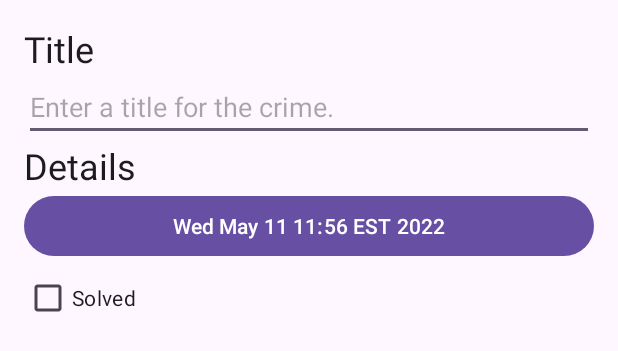
After one commit to stikkas/criminal-intent, an Android app: the layout fragment_crime_detail.xml on its own in the app's theme, with its tools: preview values and no code run, on a phone screen of 412 x 824 dp. The commit adds this screen. Shown: the top 351 px of the screen. Run offline under Robolectric (Android 15) with nearby library versions, the phone set to English and light mode, and no system bars.

Commit message:
Add Details fragment

```diff
--- /dev/null
+++ b/app/src/main/res/layout/fragment_crime_detail.xml
@@ -0,0 +1,40 @@
+<?xml version="1.0" encoding="utf-8"?>
+<LinearLayout xmlns:android="http://schemas.android.com/apk/res/android"
+    xmlns:tools="http://schemas.android.com/tools"
+    android:layout_width="match_parent"
+    android:layout_height="match_parent"
+    android:layout_margin="16dp"
+    android:orientation="vertical">
+
+    <TextView
+        android:layout_width="match_parent"
+        android:layout_height="wrap_content"
+        android:text="@string/crime_title_label"
+        android:textAppearance="?attr/textAppearanceHeadline5" />
+
+    <EditText
+        android:id="@+id/crime_title"
+        android:layout_width="match_parent"
+        android:layout_height="wrap_content"
+        android:hint="@string/crime_title_hint"
+        android:importantForAutofill="no"
+        android:inputType="text" />
+
+    <TextView
+        android:layout_width="match_parent"
+        android:layout_height="wrap_content"
+        android:text="@string/crime_details_label"
+        android:textAppearance="?attr/textAppearanceHeadline5" />
+
+    <Button
+        android:id="@+id/crime_date"
+        android:layout_width="match_parent"
+        android:layout_height="wrap_content"
+        tools:text="Wed May 11 11:56 EST 2022" />
+
+    <CheckBox
+        android:id="@+id/crime_solved"
+        android:layout_width="match_parent"
+        android:layout_height="wrap_content"
+        android:text="@string/crime_solved_label" />
+</LinearLayout>
--- a/app/src/main/res/values/strings.xml
+++ b/app/src/main/res/values/strings.xml
@@ -1,3 +1,7 @@
 <resources>
     <string name="app_name">CriminalIntent</string>
+    <string name="crime_title_hint">Enter a title for the crime.</string>
+    <string name="crime_title_label">Title</string>
+    <string name="crime_details_label">Details</string>
+    <string name="crime_solved_label">Solved</string>
 </resources>
```
Also changed, not shown: app/src/main/java/com/example/criminalintent/CrimeDetailFragment.kt (added, +58 -0 lines), app/src/main/res/layout/activity_main.xml (+5 -14 lines).
